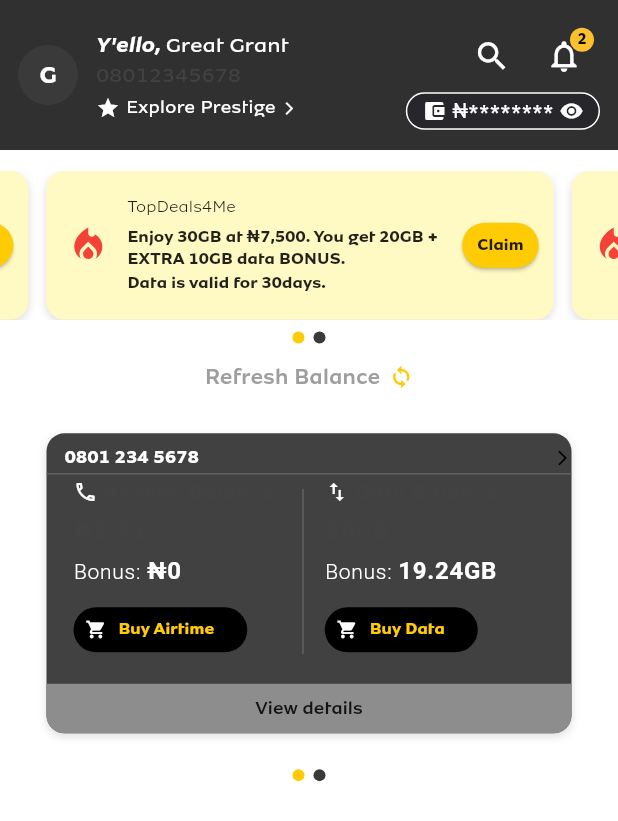
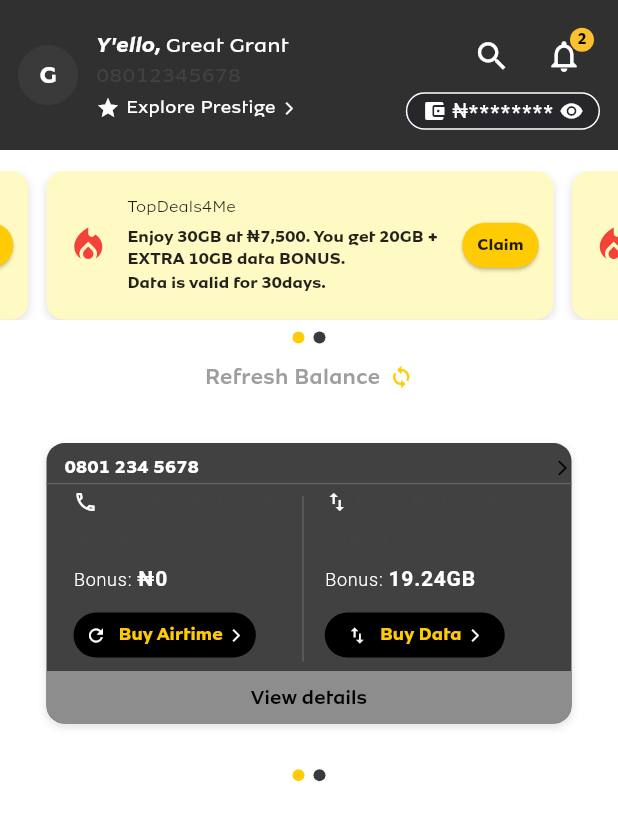
Before and after one commit to GreatGrant/MyMTNNGAppClone, a Flutter app: the screen it shows after launch, on a phone screen of 412 x 824 dp. Shown: the top 821 px of the screen. Run offline on Flutter 3.47's test engine with Material 3 defaults, Android fonts, the phone set to English and light mode, and no system bars; drawn by our look-alikes of carousel_slider.

Commit message:
remove unnecessary padding in balance slider

```diff
--- a/lib/widgets/balance_slider.dart
+++ b/lib/widgets/balance_slider.dart
@@ -78,9 +78,8 @@ class BalanceSliderItem extends StatelessWidget {
 
   @override
   Widget build(BuildContext context) {
-    return Center( // Keeps item centered in viewport
+    return Center(
       child: Container(
-        // Removed horizontal margin to avoid overflow from both ends
         constraints: const BoxConstraints(
           maxWidth: 350, // Prevent overly wide layout
         ),
@@ -106,7 +105,7 @@ class BalanceSliderItem extends StatelessWidget {
                   Text(phoneNumber, style: const TextStyle(fontSize: 12, fontWeight: FontWeight.bold, color: Colors.white)),
                   Row(
                     children: const [
-                      Text('Account', style: TextStyle(fontSize: 12)),
+                      Text('MTN XtraValue', style: TextStyle(fontSize: 12)),
                       SizedBox(width: 4),
                       Icon(Icons.arrow_forward_ios, size: 12),
                     ],
@@ -129,6 +128,7 @@ class BalanceSliderItem extends StatelessWidget {
                       bonus: '₦0',
                       buttonLabel: 'Buy Airtime',
                       onPressed: () => print('Buy Airtime'),
+                      buttonIcon: Icons.refresh,
                     ),
                   ),
                   Container(width: 1, height: 110, color: Colors.grey[700]),
@@ -141,14 +141,14 @@ class BalanceSliderItem extends StatelessWidget {
                       bonus: '19.24GB',
                       buttonLabel: 'Buy Data',
                       onPressed: () => print('Buy Data'),
+                      buttonIcon: Icons.import_export,
                     ),
                   ),
                 ],
               ),
             ),
 
-            const SizedBox(height: 12),
-
+            // Removed the SizedBox(height: 12) here to eliminate space before "View details"
             Container(
               padding: const EdgeInsets.symmetric(vertical: 8, horizontal: 16),
               width: double.infinity,
@@ -159,14 +159,13 @@ class BalanceSliderItem extends StatelessWidget {
                   bottomRight: Radius.circular(12),
                 ),
               ),
-              child: Center(
-                child: Text(
-                  'View details',
-                  style: Theme.of(context).textTheme.labelLarge?.copyWith(
-                    color: Colors.black87,
-                    fontWeight: FontWeight.w500,
-                    fontSize: 12,
-                  ),
+              child: Text(
+                'View details',
+                textAlign: TextAlign.center,
+                style: Theme.of(context).textTheme.labelLarge?.copyWith(
+                  color: Colors.black,
+                  fontWeight: FontWeight.w500,
+                  fontSize: 13,
                 ),
               ),
             ),
@@ -176,6 +175,7 @@ class BalanceSliderItem extends StatelessWidget {
     );
   }
 }
+
 
 class BalanceSliderItemTwo extends StatelessWidget {
   const BalanceSliderItemTwo({super.key});
@@ -263,6 +263,7 @@ class BalanceColumn extends StatelessWidget {
   final String bonus;
   final String buttonLabel;
   final VoidCallback onPressed;
+  final IconData buttonIcon; // <-- new
 
   const BalanceColumn({
     required this.icon,
@@ -271,6 +272,7 @@ class BalanceColumn extends StatelessWidget {
     required this.bonus,
     required this.buttonLabel,
     required this.onPressed,
+    required this.buttonIcon, // <-- new
     super.key,
   });
 
@@ -279,6 +281,7 @@ class BalanceColumn extends StatelessWidget {
     return Padding(
       padding: const EdgeInsets.symmetric(horizontal: 6),
       child: Column(
+        mainAxisSize: MainAxisSize.min,
         crossAxisAlignment: CrossAxisAlignment.start,
         children: [
           Row(
@@ -295,23 +298,23 @@ class BalanceColumn extends StatelessWidget {
             text: TextSpan(
               style: Theme.of(context).textTheme.labelSmall?.copyWith(color: Colors.black87),
               children: [
-                const TextSpan(text: 'Bonus: ', style: TextStyle(fontSize: 14, color: Colors.white, fontWeight: FontWeight.w300)),
-                TextSpan(text: bonus, style: const TextStyle(fontWeight: FontWeight.bold, fontSize: 16, color: Colors.white)),
+                const TextSpan(text: 'Bonus: ', style: TextStyle(fontSize: 12, color: Colors.white, fontWeight: FontWeight.w300)),
+                TextSpan(text: bonus, style: const TextStyle(fontWeight: FontWeight.bold, fontSize: 14, color: Colors.white)),
               ],
             ),
           ),
           const SizedBox(height: 4),
           ElevatedButton.icon(
             onPressed: onPressed,
-            icon: const Icon(Icons.shopping_cart, size: 14, color: Colors.white),
+            icon: Icon(buttonIcon, size: 14, color: Colors.white), // <-- updated
             label: Row(
               mainAxisSize: MainAxisSize.min,
               children: [
                 Text(buttonLabel,
-                  style: const TextStyle(color: Color(0xFFFFCB05), fontSize: 11),
+                  style: const TextStyle(color: Color(0xFFFFCB05), fontSize: 12),
                 ),
                 const SizedBox(width: 4),
-                const Icon(Icons.arrow_forward_ios, size: 10, color: Colors.black),
+                const Icon(Icons.arrow_forward_ios, size: 10, color: Colors.white),
               ],
             ),
             style: ElevatedButton.styleFrom(
@@ -321,7 +324,7 @@ class BalanceColumn extends StatelessWidget {
               shape: RoundedRectangleBorder(
                 borderRadius: BorderRadius.circular(20),
               ),
-              minimumSize: const Size(0, 30),
+              minimumSize: const Size(120, 30),
               elevation: 0,
             ),
           )
```
